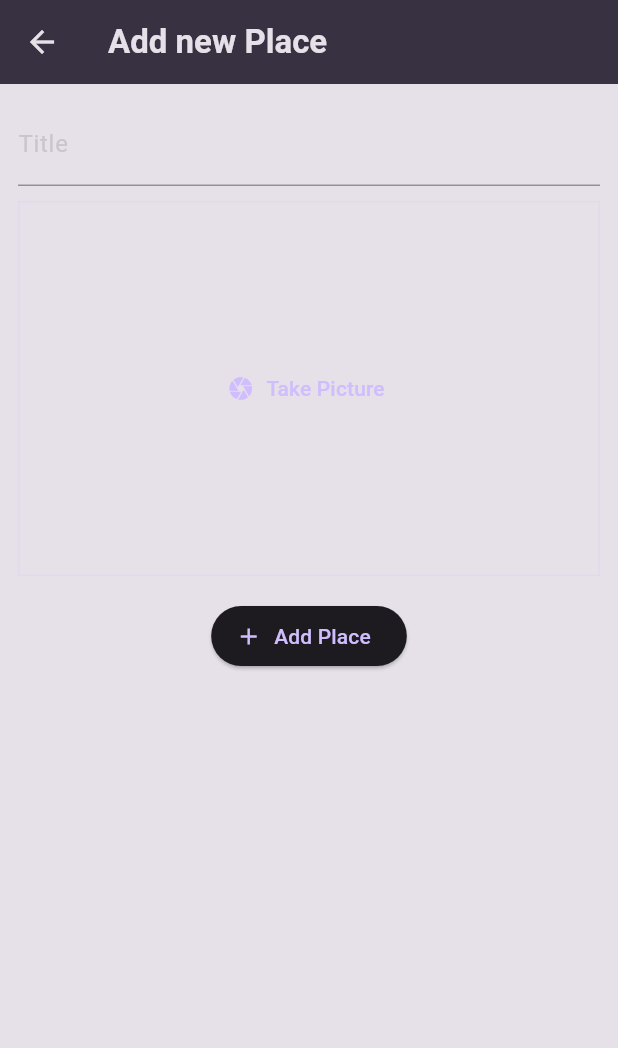
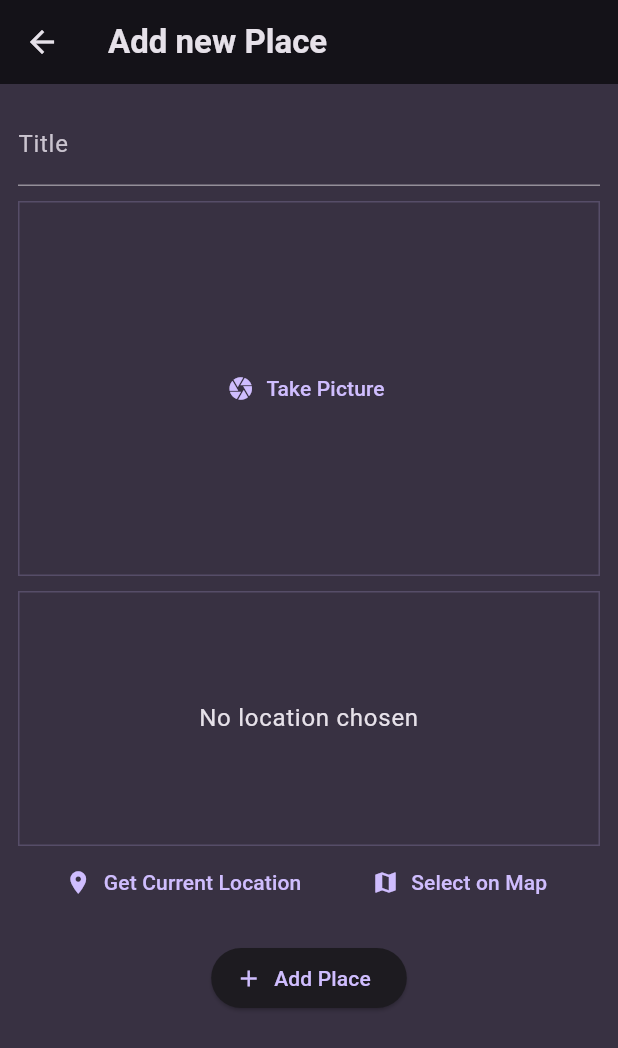
Before and after one commit to Korkmaz96/Favorite_places_app, a Flutter app: the AddPlaceScreen screen opened directly, on a phone screen of 412 x 824 dp. Shown: the top 1048 px of the screen. Run offline on Flutter 3.47's test engine with Material 3 defaults, Android fonts, the phone set to English and light mode, and no system bars; our stand-ins replace flutter_riverpod, google_fonts, google_maps_flutter, image_picker, location, sqflite; accounts and stored records are empty.

Commit message:
Adding the get location input widget & getting users current location, using the google maps api & geocoding api, storing location data in the model, displaying a Location preview Map snapshot, Outputting Location data Handling map taps, installing packages for local data storage for storing picked image, storing data in a sql database & loading from the Database, using Futurebuilder for loading data

```diff
--- a/favorite_places_app/lib/main.dart
+++ b/favorite_places_app/lib/main.dart
@@ -1,16 +1,18 @@
 import 'package:flutter/material.dart';
 import 'package:flutter_riverpod/flutter_riverpod.dart';
 import 'package:google_fonts/google_fonts.dart';
-import 'package:favorite_places_app/screens/places.dart';
+
+import 'package:favorite_places/screens/places.dart';
 
 final colorScheme = ColorScheme.fromSeed(
   brightness: Brightness.dark,
   seedColor: const Color.fromARGB(255, 102, 6, 247),
-  surface: const Color.fromARGB(255, 56, 49, 66),
+  background: const Color.fromARGB(255, 56, 49, 66),
 );
 
 final theme = ThemeData().copyWith(
-  scaffoldBackgroundColor: colorScheme.onSurface,
+  useMaterial3: true,
+  scaffoldBackgroundColor: colorScheme.background,
   colorScheme: colorScheme,
   textTheme: GoogleFonts.ubuntuCondensedTextTheme().copyWith(
     titleSmall: GoogleFonts.ubuntuCondensed(
@@ -27,14 +29,12 @@ final theme = ThemeData().copyWith(
 
 void main() {
   runApp(
-    const ProviderScope(
-      child: MyApp(),
-    ),
+    const ProviderScope(child: MyApp()),
   );
 }
 
 class MyApp extends StatelessWidget {
-  const MyApp({Key? key}) : super(key: key);
+  const MyApp({super.key});
 
   @override
   Widget build(BuildContext context) {
--- a/favorite_places_app/lib/models/place.dart
+++ b/favorite_places_app/lib/models/place.dart
@@ -1,12 +1,31 @@
+import 'dart:io';
+
 import 'package:uuid/uuid.dart';
-import 'dart:io';
 
 const uuid = Uuid();
 
+class PlaceLocation {
+  const PlaceLocation({
+    required this.latitude,
+    required this.longitude,
+    required this.address,
+  });
+
+  final double latitude;
+  final double longitude;
+  final String address;
+}
+
 class Place {
-  Place({required this.title, required this.image}) : id = uuid.v4();
+  Place({
+    required this.title,
+    required this.image,
+    required this.location,
+    String? id,
+  }) : id = id ?? uuid.v4();
 
   final String id;
   final String title;
   final File image;
+  final PlaceLocation location;
 }
--- a/favorite_places_app/lib/screens/add_place.dart
+++ b/favorite_places_app/lib/screens/add_place.dart
@@ -1,9 +1,12 @@
 import 'dart:io';
-import 'package:favorite_places_app/widgets/image_input.dart';
+
+import 'package:favorite_places/models/place.dart';
+import 'package:favorite_places/widgets/location_input.dart';
+import 'package:flutter_riverpod/flutter_riverpod.dart';
 import 'package:flutter/material.dart';
-import 'package:flutter_riverpod/flutter_riverpod.dart';
 
-import 'package:favorite_places_app/providers/user_places.dart';
+import 'package:favorite_places/widgets/image_input.dart';
+import 'package:favorite_places/providers/user_places.dart';
 
 class AddPlaceScreen extends ConsumerStatefulWidget {
   const AddPlaceScreen({super.key});
@@ -17,17 +20,21 @@ class AddPlaceScreen extends ConsumerStatefulWidget {
 class _AddPlaceScreenState extends ConsumerState<AddPlaceScreen> {
   final _titleController = TextEditingController();
   File? _selectedImage;
+  PlaceLocation? _selectedLocation;
 
   void _savePlace() {
     final enteredTitle = _titleController.text;
 
-    if (enteredTitle.isEmpty || _selectedImage == null) {
+    if (enteredTitle.isEmpty ||
+        _selectedImage == null ||
+        _selectedLocation == null) {
       return;
     }
 
     ref
         .read(userPlacesProvider.notifier)
-        .addPlace(enteredTitle, _selectedImage!);
+        .addPlace(enteredTitle, _selectedImage!, _selectedLocation!);
+
     Navigator.of(context).pop();
   }
 
@@ -51,18 +58,22 @@ class _AddPlaceScreenState extends ConsumerState<AddPlaceScreen> {
               decoration: const InputDecoration(labelText: 'Title'),
               controller: _titleController,
               style: TextStyle(
-                color: Theme.of(context).colorScheme.onSurface,
+                color: Theme.of(context).colorScheme.onBackground,
               ),
             ),
             const SizedBox(height: 10),
             ImageInput(
-              onPickimage: (image) {
+              onPickImage: (image) {
                 _selectedImage = image;
               },
             ),
-            const SizedBox(
-              height: 16,
+            const SizedBox(height: 10),
+            LocationInput(
+              onSelectLocation: (location) {
+                _selectedLocation = location;
+              },
             ),
+            const SizedBox(height: 16),
             ElevatedButton.icon(
               onPressed: _savePlace,
               icon: const Icon(Icons.add),
--- a/favorite_places_app/lib/widgets/image_input.dart
+++ b/favorite_places_app/lib/widgets/image_input.dart
@@ -4,12 +4,12 @@ import 'package:flutter/material.dart';
 import 'package:image_picker/image_picker.dart';
 
 class ImageInput extends StatefulWidget {
-  const ImageInput({super.key, required this.onPickimage});
+  const ImageInput({super.key, required this.onPickImage});
 
-  final void Function(File image) onPickimage;
+  final void Function(File image) onPickImage;
 
   @override
-  State<StatefulWidget> createState() {
+  State<ImageInput> createState() {
     return _ImageInputState();
   }
 }
@@ -30,15 +30,14 @@ class _ImageInputState extends State<ImageInput> {
       _selectedImage = File(pickedImage.path);
     });
 
-    widget.onPickimage(_selectedImage!);
+    widget.onPickImage(_selectedImage!);
   }
-
 
   @override
   Widget build(BuildContext context) {
     Widget content = TextButton.icon(
       icon: const Icon(Icons.camera),
-      label: Text('Take Picture'),
+      label: const Text('Take Picture'),
       onPressed: _takePicture,
     );
 
--- /dev/null
+++ b/favorite_places_app/lib/widgets/location_input.dart
@@ -0,0 +1,161 @@
+import 'dart:convert';
+
+import 'package:flutter/material.dart';
+import 'package:google_maps_flutter/google_maps_flutter.dart';
+import 'package:location/location.dart';
+import 'package:http/http.dart' as http;
+
+import 'package:favorite_places/screens/map.dart';
+import 'package:favorite_places/models/place.dart';
+
+class LocationInput extends StatefulWidget {
+  const LocationInput({super.key, required this.onSelectLocation});
+
+  final void Function(PlaceLocation location) onSelectLocation;
+
+  @override
+  State<LocationInput> createState() {
+    return _LocationInputState();
+  }
+}
+
+class _LocationInputState extends State<LocationInput> {
+  PlaceLocation? _pickedLocation;
+  var _isGettingLocation = false;
+
+  String get locationImage {
+    if (_pickedLocation == null) {
+      return '';
+    }
+    final lat = _pickedLocation!.latitude;
+    final lng = _pickedLocation!.longitude;
+    return 'https://maps.googleapis.com/maps/api/staticmap?center=$lat,$lng=&zoom=16&size=600x300&maptype=roadmap&markers=color:red%7Clabel:A%7C$lat,$lng&key=AIzaSyDLcwxUggpPZo8lcbH0TB4Crq5SJjtj4ag';
+  }
+
+  Future<void> _savePlace(double latitude, double longitude) async {
+    final url = Uri.parse(
+        'https://maps.googleapis.com/maps/api/geocode/json?latlng=$latitude,$longitude&key=AIzaSyDLcwxUggpPZo8lcbH0TB4Crq5SJjtj4ag');
+    final response = await http.get(url);
+    final resData = json.decode(response.body);
+    final address = resData['results'][0]['formatted_address'];
+
+    setState(() {
+      _pickedLocation = PlaceLocation(
+        latitude: latitude,
+        longitude: longitude,
+        address: address,
+      );
+      _isGettingLocation = false;
+    });
+
+    widget.onSelectLocation(_pickedLocation!);
+  }
+
+  void _getCurrentLocation() async {
+    Location location = Location();
+
+    bool serviceEnabled;
+    PermissionStatus permissionGranted;
+    LocationData locationData;
+
+    serviceEnabled = await location.serviceEnabled();
+    if (!serviceEnabled) {
+      serviceEnabled = await location.requestService();
+      if (!serviceEnabled) {
+        return;
+      }
+    }
+
+    permissionGranted = await location.hasPermission();
+    if (permissionGranted == PermissionStatus.denied) {
+      permissionGranted = await location.requestPermission();
+      if (permissionGranted != PermissionStatus.granted) {
+        return;
+      }
+    }
+
+    setState(() {
+      _isGettingLocation = true;
+    });
+
+    locationData = await location.getLocation();
+    final lat = locationData.latitude;
+    final lng = locationData.longitude;
+
+    if (lat == null || lng == null) {
+      return;
+    }
+
+    _savePlace(lat, lng);
+  }
+
+  void _selectOnMap() async {
+    final pickedLocation = await Navigator.of(context).push<LatLng>(
+      MaterialPageRoute(
+        builder: (ctx) => const MapScreen(),
+      ),
+    );
+
+    if (pickedLocation == null) {
+      return;
+    }
+
+    _savePlace(pickedLocation.latitude, pickedLocation.longitude);
+  }
+
+  @override
+  Widget build(BuildContext context) {
+    Widget previewContent = Text(
+      'No location chosen',
+      textAlign: TextAlign.center,
+      style: Theme.of(context).textTheme.bodyLarge!.copyWith(
+            color: Theme.of(context).colorScheme.onBackground,
+          ),
+    );
+
+    if (_pickedLocation != null) {
+      previewContent = Image.network(
+        locationImage,
+        fit: BoxFit.cover,
+        width: double.infinity,
+        height: double.infinity,
+      );
+    }
+
+    if (_isGettingLocation) {
+      previewContent = const CircularProgressIndicator();
+    }
+
+    return Column(
+      children: [
+        Container(
+          height: 170,
+          width: double.infinity,
+          alignment: Alignment.center,
+          decoration: BoxDecoration(
+            border: Border.all(
+              width: 1,
+              color: Theme.of(context).colorScheme.primary.withOpacity(0.2),
+            ),
+          ),
+          child: previewContent,
+        ),
+        Row(
+          mainAxisAlignment: MainAxisAlignment.spaceEvenly,
+          children: [
+            TextButton.icon(
+              icon: const Icon(Icons.location_on),
+              label: const Text('Get Current Location'),
+              onPressed: _getCurrentLocation,
+            ),
+            TextButton.icon(
+              icon: const Icon(Icons.map),
+              label: const Text('Select on Map'),
+              onPressed: _selectOnMap,
+            ),
+          ],
+        ),
+      ],
+    );
+  }
+}
```
Also changed, not shown: favorite_places_app/lib/providers/user_places.dart (+59 -3 lines), favorite_places_app/lib/screens/map.dart (added, +74 -0 lines), favorite_places_app/lib/screens/place_detail.dart (+57 -1 lines), favorite_places_app/lib/screens/places.dart (+29 -8 lines), favorite_places_app/lib/widgets/places_list.dart (+12 -4 lines), favorite_places_app/pubspec.yaml (+15 -9 lines), favorite_places_app/pubspec.lock, 1 other file.
